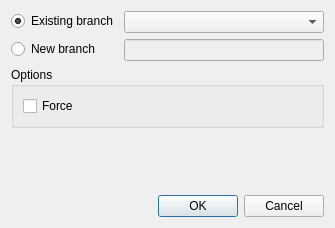
Before: the Qt Designer form src/dialogs/switchbranchdialog.ui in HamedMasafi/GitKlient, drawn with Qt 5.
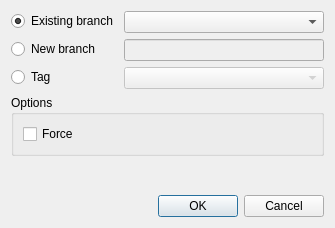
After: the same form once the commit is applied. Icons and pictures are not drawn.

```diff
--- a/src/dialogs/switchbranchdialog.ui
+++ b/src/dialogs/switchbranchdialog.ui
@@ -43,6 +43,20 @@
        </property>
       </widget>
      </item>
+     <item row="2" column="0">
+      <widget class="QRadioButton" name="radioButtonTag">
+       <property name="text">
+        <string>Tag</string>
+       </property>
+      </widget>
+     </item>
+     <item row="2" column="1">
+      <widget class="QComboBox" name="comboBoxTags">
+       <property name="enabled">
+        <bool>false</bool>
+       </property>
+      </widget>
+     </item>
     </layout>
    </item>
    <item>
```
Left out of the diff: 21 changed lines with no effect on the pictures.
